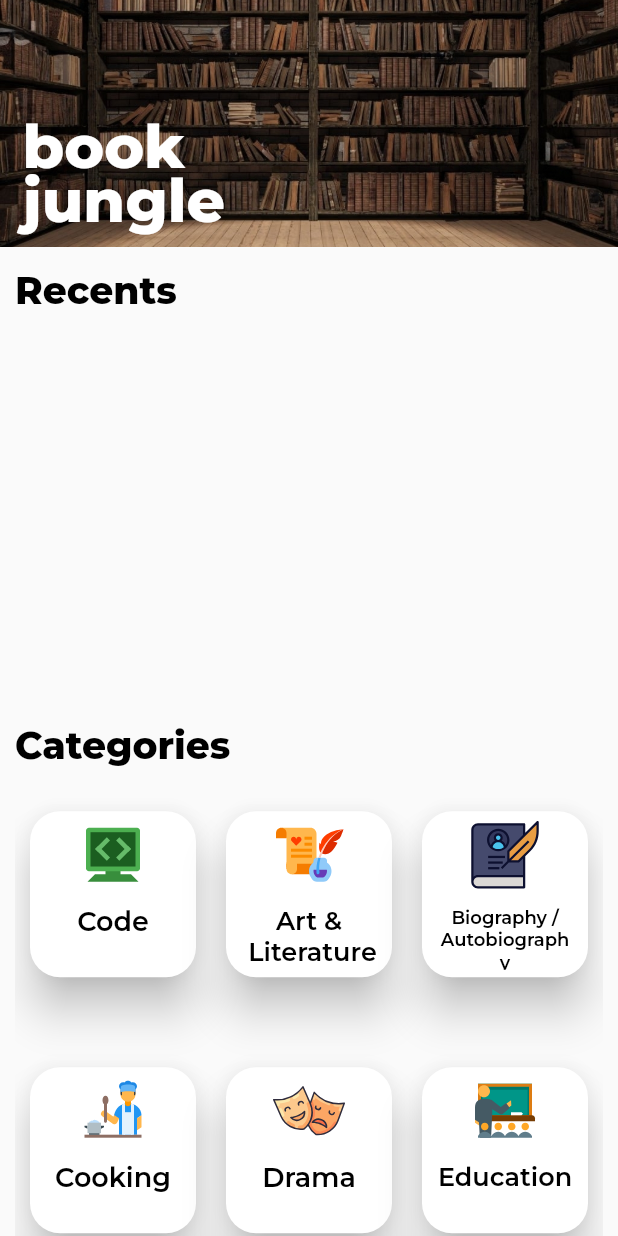
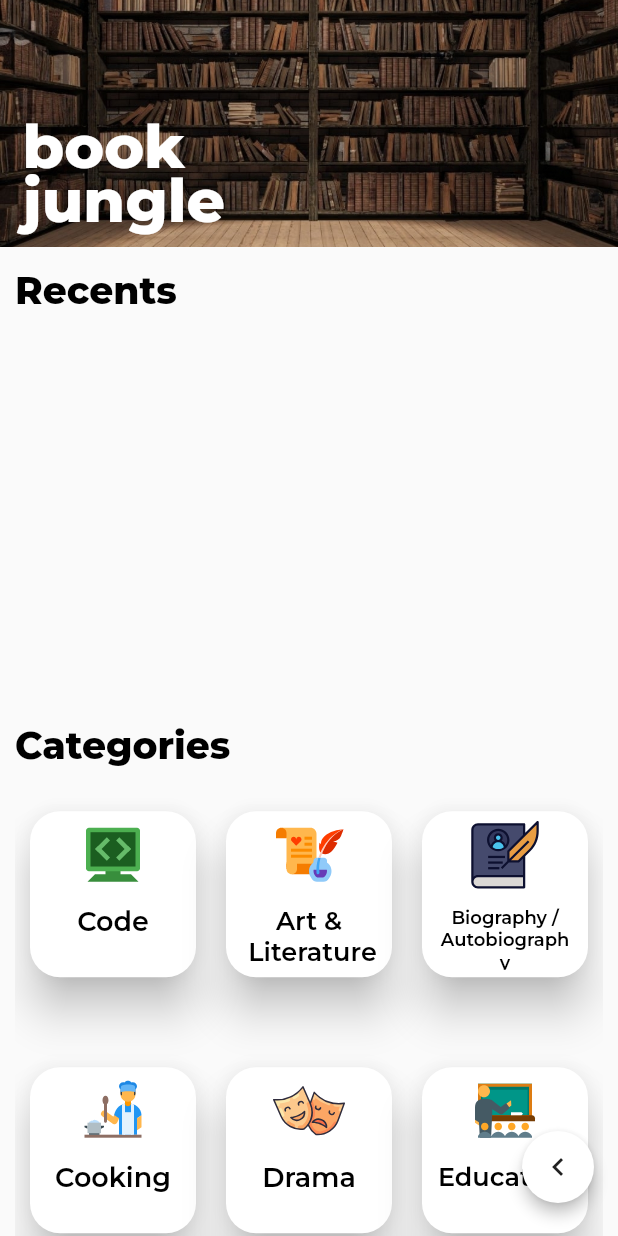
Before and after one commit to m67uzair/book_app_flutter, a Flutter app: the HomeScreen screen opened directly, on a phone screen of 412 x 824 dp. Run offline on Flutter 3.47's test engine with Material 2 defaults, Android fonts, the phone set to English and light mode, and no system bars; drawn by our look-alikes of auto_size_text; our stand-ins replace cloud_firestore, dio, firebase_auth, firebase_core, flutter_local_notifications, flutter_svg and 5 more; accounts and stored records are empty; network calls fail.

Commit message:
add some functionality to floatingNavButton

```diff
--- a/lib/views/books_screen.dart
+++ b/lib/views/books_screen.dart
@@ -3,9 +3,9 @@ import 'package:e_book/constants/style_constants.dart';
 import 'package:e_book/controller/api_controller.dart';
 import 'package:e_book/controller/notifications_helper.dart';
 import 'package:e_book/models/book_model.dart';
-import 'package:e_book/views/downloads_screen.dart';
 import 'package:e_book/views/saved_books_screen.dart';
 import 'package:e_book/widgets/book_details_widgets.dart';
+import 'package:e_book/widgets/floating_navigation_bar.dart';
 import 'package:e_book/widgets/image_app_bar.dart';
 import 'package:flutter/material.dart';
 import 'package:flutter_local_notifications/flutter_local_notifications.dart';
@@ -15,6 +15,8 @@ final FlutterLocalNotificationsPlugin flutterLocalNotificationsPlugin = FlutterL
 NotificationHelper _notificationHelper = NotificationHelper();
 
 class BookScreen extends StatefulWidget {
+  static const routeName = '/books_screen';
+
   const BookScreen({Key? key}) : super(key: key);
 
   @override
@@ -36,6 +38,8 @@ class _BookScreenState extends State<BookScreen> {
   @override
   Widget build(BuildContext context) {
     return Scaffold(
+      floatingActionButton: const FloatingNavigationBar(currentRoute: BookScreen.routeName),
+      floatingActionButtonLocation: FloatingActionButtonLocation.endFloat,
       body: Column(
         children: [
           const ImageAppBar(title: "Art & Entertainment"),
--- a/lib/views/downloads_screen.dart
+++ b/lib/views/downloads_screen.dart
@@ -1,12 +1,14 @@
 import 'package:auto_size_text/auto_size_text.dart';
 import 'package:e_book/constants/style_constants.dart';
 import 'package:e_book/controller/api_controller.dart';
+import 'package:e_book/widgets/floating_navigation_bar.dart';
 import 'package:flutter/material.dart';
 import 'package:provider/provider.dart';
 
 import '../widgets/image_app_bar.dart';
 
 class DownloadsScreen extends StatefulWidget {
+  static const routeName = '/downloads_screen';
   const DownloadsScreen({Key? key}) : super(key: key);
 
   @override
@@ -35,6 +37,8 @@ class _DownloadsScreenState extends State<DownloadsScreen> {
   @override
   Widget build(BuildContext context) {
     return Scaffold(
+      floatingActionButton: const FloatingNavigationBar(currentRoute: DownloadsScreen.routeName),
+      floatingActionButtonLocation: FloatingActionButtonLocation.endFloat,
       body: Column(
         children: [
           const ImageAppBar(title: "Downloads"),
--- a/lib/views/home_screen.dart
+++ b/lib/views/home_screen.dart
@@ -2,15 +2,16 @@ import 'package:auto_size_text/auto_size_text.dart';
 import 'package:e_book/constants/style_constants.dart';
 import 'package:e_book/controller/api_controller.dart';
 import 'package:e_book/models/book_model.dart';
-import 'package:e_book/widgets/image_app_bar.dart';
+import 'package:e_book/widgets/floating_navigation_bar.dart';
 import 'package:flutter/material.dart';
 
 import 'package:flutter/services.dart';
 import 'package:flutter_svg/flutter_svg.dart';
-import 'package:font_awesome_flutter/font_awesome_flutter.dart';
 import 'package:provider/provider.dart';
 
 class HomeScreen extends StatefulWidget {
+  static const routeName = '/';
+
   const HomeScreen({Key? key}) : super(key: key);
 
   @override
@@ -43,6 +44,8 @@ class _HomeScreenState extends State<HomeScreen> {
     return AnnotatedRegion(
         value: const SystemUiOverlayStyle(statusBarColor: Colors.transparent),
         child: Scaffold(
+          floatingActionButton: const FloatingNavigationBar(currentRoute: HomeScreen.routeName),
+          floatingActionButtonLocation: FloatingActionButtonLocation.endFloat,
           body: Column(
             children: [
               Stack(children: [
--- a/lib/views/saved_books_screen.dart
+++ b/lib/views/saved_books_screen.dart
@@ -3,12 +3,15 @@ import 'package:cloud_firestore/cloud_firestore.dart';
 import 'package:e_book/constants/firebase_constants.dart';
 import 'package:e_book/constants/style_constants.dart';
 import 'package:e_book/providers/firebase_provider.dart';
+import 'package:e_book/widgets/floating_navigation_bar.dart';
 import 'package:flutter/material.dart';
 import 'package:provider/provider.dart';
 
 import '../widgets/image_app_bar.dart';
 
 class SavedBooksScreen extends StatefulWidget {
+  static const routeName = '/saved_books_screen';
+
   const SavedBooksScreen({Key? key}) : super(key: key);
 
   @override
@@ -36,6 +39,8 @@ class _SavedBooksScreenState extends State<SavedBooksScreen> {
   @override
   Widget build(BuildContext context) {
     return Scaffold(
+      floatingActionButton: const FloatingNavigationBar(currentRoute: SavedBooksScreen.routeName),
+      floatingActionButtonLocation: FloatingActionButtonLocation.endFloat,
       body: Column(
         children: [
           const ImageAppBar(title: "Saved Books"),
--- a/lib/widgets/floating_navigation_bar.dart
+++ b/lib/widgets/floating_navigation_bar.dart
@@ -1,9 +1,15 @@
 import 'dart:math';
 
+import 'package:e_book/views/books_screen.dart';
+import 'package:e_book/views/downloads_screen.dart';
+import 'package:e_book/views/home_screen.dart';
+import 'package:e_book/views/saved_books_screen.dart';
 import 'package:flutter/material.dart';
 
 class FloatingNavigationBar extends StatefulWidget {
-  const FloatingNavigationBar({Key? key}) : super(key: key);
+  final String currentRoute;
+
+  const FloatingNavigationBar({Key? key, required this.currentRoute}) : super(key: key);
 
   @override
   State<FloatingNavigationBar> createState() => _FloatingNavigationBarState();
@@ -33,9 +39,30 @@ class _FloatingNavigationBarState extends State<FloatingNavigationBar> {
             elevation: 4,
             child: Row(
               children: [
-                Expanded(child: NavbarButton(Icons.home)),
-                Expanded(child: NavbarButton(Icons.bookmark)),
-                Expanded(child: NavbarButton(Icons.search)),
+                Expanded(
+                    child: NavbarButton(
+                  icon: Icons.home,
+                  route: HomeScreen.routeName,
+                  currentRoute: widget.currentRoute,
+                )),
+                Expanded(
+                    child: NavbarButton(
+                  icon: Icons.bookmark,
+                  route: SavedBooksScreen.routeName,
+                  currentRoute: widget.currentRoute,
+                )),
+                Expanded(
+                    child: NavbarButton(
+                  icon: Icons.local_library_sharp,
+                  route: BookScreen.routeName,
+                  currentRoute: widget.currentRoute,
+                )),
+                Expanded(
+                    child: NavbarButton(
+                  icon: Icons.download,
+                  route: DownloadsScreen.routeName,
+                  currentRoute: widget.currentRoute,
+                )),
               ],
             ),
           ),
@@ -70,24 +97,19 @@ class _FloatingNavigationBarState extends State<FloatingNavigationBar> {
 class NavbarButton extends StatelessWidget {
   final IconData icon;
 
-/*  final String route;
-  final String currentRoute;*/
+  final String route;
+  final String currentRoute;
 
-  NavbarButton(
-    this.icon,
-    // this.route, this.currentRoute
-  );
+  NavbarButton({required this.icon, required this.route, required this.currentRoute});
 
   @override
   Widget build(BuildContext context) {
-    // final books = Provider.of<Books>(context, listen: false);
     return IconButton(
       icon: Icon(icon),
       color: Color(0xff0DB067),
       onPressed: () {
-        // if (currentRoute == route) return;
-        // Navigator.of(context).pushReplacementNamed(route);
-        // books.setFirstLoad(true);
+        if (currentRoute == route) return;
+        Navigator.of(context).pushReplacementNamed(route);
       },
     );
   }
```
Also changed, not shown: lib/main.dart (+10 -2 lines), pubspec.lock, 1 other file.
